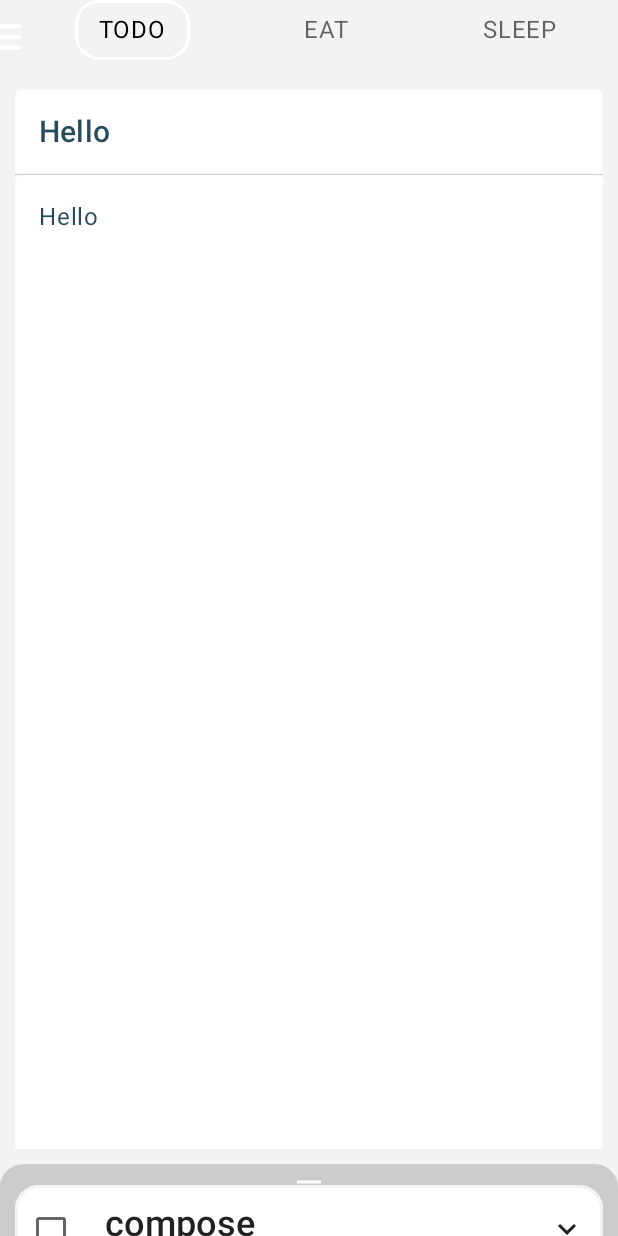
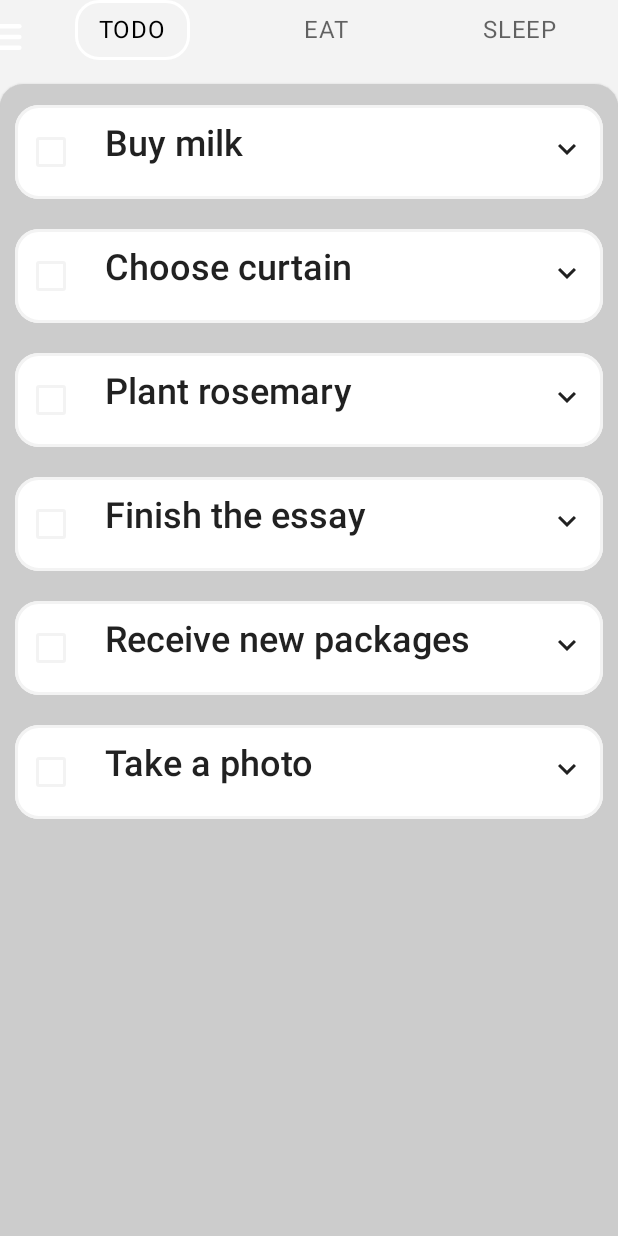
Before and after one commit to oPONYOo/ToDoList, an Android app built with Jetpack Compose: the composable CardContent shown on its own in the app's theme, on a phone screen of 412 x 824 dp. Run offline under Robolectric (Android 15) with nearby library versions, the phone set to English and light mode, and no system bars; our stand-ins replace accompanist; 2 statements that could not run were skipped.

Commit message:
2022.02.03.목 - 체크리스트 색상 변경/2번 탭하면 삭제

```diff
--- a/app/src/main/java/com/example/todolist/MainActivity.kt
+++ b/app/src/main/java/com/example/todolist/MainActivity.kt
@@ -13,16 +13,19 @@ import androidx.compose.foundation.Image
 import androidx.compose.foundation.background
 import androidx.compose.foundation.border
 import androidx.compose.foundation.gestures.awaitFirstDown
+import androidx.compose.foundation.gestures.detectTapGestures
 import androidx.compose.foundation.gestures.horizontalDrag
 import androidx.compose.foundation.layout.*
 import androidx.compose.foundation.lazy.LazyColumn
 import androidx.compose.foundation.lazy.items
+import androidx.compose.foundation.shape.CornerSize
 import androidx.compose.foundation.shape.RoundedCornerShape
 import androidx.compose.material.*
 import androidx.compose.material.icons.Icons
 import androidx.compose.material.icons.filled.ExpandLess
 import androidx.compose.material.icons.filled.ExpandMore
 import androidx.compose.runtime.*
+import androidx.compose.runtime.saveable.rememberSaveable
 import androidx.compose.ui.Modifier
 import androidx.compose.ui.composed
 import androidx.compose.ui.draw.alpha
@@ -33,6 +36,7 @@ import androidx.compose.ui.input.pointer.pointerInput
 import androidx.compose.ui.input.pointer.positionChange
 import androidx.compose.ui.input.pointer.util.VelocityTracker
 import androidx.compose.ui.res.painterResource
+import androidx.compose.ui.res.stringArrayResource
 import androidx.compose.ui.res.stringResource
 import androidx.compose.ui.text.font.FontWeight
 import androidx.compose.ui.text.input.TextFieldValue
@@ -53,6 +57,7 @@ import kotlinx.coroutines.launch
 import kotlin.math.absoluteValue
 import kotlin.math.roundToInt
 import androidx.lifecycle.viewmodel.compose.viewModel
+import com.example.todolist.data.Todo
 import com.example.todolist.ui.theme.lime
 
 
@@ -144,7 +149,7 @@ fun home(
         CardContent(
             openDrawer = {
                 scope.launch {
-                    scaffoldState.drawerState.open()
+                    scaffoldState.drawerState.isClosed
                 }
             }
         )
@@ -162,16 +167,18 @@ private fun CardContent(
     modifier: Modifier = Modifier,
 //    viewModel: ToDoViewModel= viewModel()
 ) {
-
+    val allTasks = stringArrayResource(R.array.tasks)
+    val tasks = remember { mutableStateListOf(*allTasks) }
     var tabSelected by remember { mutableStateOf(ToDoScreen.TODO) }
     BackdropScaffold(
         modifier = modifier,
-        scaffoldState = rememberBackdropScaffoldState(BackdropValue.Revealed),
+        scaffoldState = rememberBackdropScaffoldState(BackdropValue.Concealed),
         frontLayerScrimColor = Color.Unspecified,
         appBar = {
             HomeTabBar(openDrawer, tabSelected, onTabSelected = { tabSelected = it })
         },
         backLayerContent = {
+
             EditToDo()
         },
         frontLayerContent = {
@@ -180,9 +187,19 @@ private fun CardContent(
                 ToDoScreen.TODO -> {
                     val names: List<String> = List(10) { "compose" }
                     LazyColumn(modifier = Modifier.padding(vertical = 4.dp)) {
-                        items(items = names) { name ->
-                            TodoList(name)
+                        items(count = tasks.size) { i ->
+                            val task = tasks.getOrNull(i)
+                            if (task != null) {
+                                key(task) {
+                                    TodoList(
+                                        task = task,
+                                        onRemove = { tasks.remove(task) }
+                                    )
                                 }
+                            }
+
+                        }
+
                     }
                 }
                 ToDoScreen.Sleep -> {
@@ -199,9 +216,15 @@ private fun CardContent(
 }
 
 @Composable
-private fun TodoList(name: String) {
+private fun TodoList(task: String, onRemove: () -> Unit) {
     var expanded by remember { mutableStateOf(false) }
-
+    Surface(
+        modifier = Modifier
+//            .swipeToDismiss(onRemove)
+            .pointerInput(Unit) {
+                detectTapGestures(onDoubleTap = { onRemove()})
+            }
+    ){
         Row(
             modifier = Modifier
                 .padding(10.dp)
@@ -220,16 +243,18 @@ private fun TodoList(name: String) {
                 checked = selectAll,
                 onCheckedChange = { checked ->
                     selectAll = checked
-            }
+                },
+                colors = CheckboxDefaults.colors(checkedColor = Color.LightGray, checkmarkColor = Color.Gray, uncheckedColor = gray1)
             )
             Column(
                 modifier = Modifier
                     .weight(1f)
                     .padding(12.dp)
+
             ) {
                 Text(
                     modifier = Modifier,
-                text = name,
+                    text = task,
                     style = MaterialTheme.typography.h5.copy(
                         fontWeight = FontWeight.Medium
                     )
@@ -253,6 +278,8 @@ private fun TodoList(name: String) {
                 )
             }
         }
+    }
+
 }
 
 @Composable
@@ -287,7 +314,6 @@ fun EditToDo() {
             maxLines = 2
 
         )
-
     }
 
     Divider(
@@ -296,6 +322,7 @@ fun EditToDo() {
             .height(0.5.dp),
         color = Color.LightGray
     )
+
     Box(
         modifier = Modifier
             .fillMaxWidth()
--- /dev/null
+++ b/app/src/main/java/com/example/todolist/data/Todo.kt
@@ -0,0 +1,11 @@
+package com.example.todolist.data
+
+import java.io.Serializable
+
+data class Todo(
+    var mainTodo: String = "",
+    var description: String ="",
+    var onEdit: Boolean = true,
+): Serializable{
+
+}
--- /dev/null
+++ b/app/src/main/java/com/example/todolist/ui/home/Home.kt
@@ -0,0 +1,13 @@
+package com.example.todolist.ui.home
+
+import androidx.compose.runtime.Composable
+import androidx.compose.runtime.mutableStateListOf
+import androidx.compose.runtime.remember
+import androidx.compose.ui.res.stringArrayResource
+import com.example.todolist.R
+
+@Composable
+fun Home(){
+    val allTasks = stringArrayResource(R.array.tasks)
+    val tasks = remember { mutableStateListOf(*allTasks) }
+}
--- a/app/src/main/res/values/strings.xml
+++ b/app/src/main/res/values/strings.xml
@@ -9,4 +9,13 @@
     <string name="click_label_select">select</string>
     <string name="state_descr_selected">Selected</string>
     <string name="state_descr_not_selected">Not selected</string>
+
+    <string-array name="tasks">
+        <item>Buy milk</item>
+        <item>Choose curtain</item>
+        <item>Plant rosemary</item>
+        <item>Finish the essay</item>
+        <item>Receive new packages</item>
+        <item>Take a photo</item>
+    </string-array>
 </resources>
```
Lines whose indentation alone changed are shown as unchanged.
